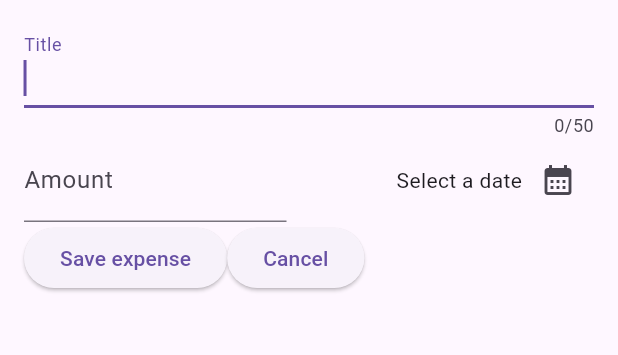
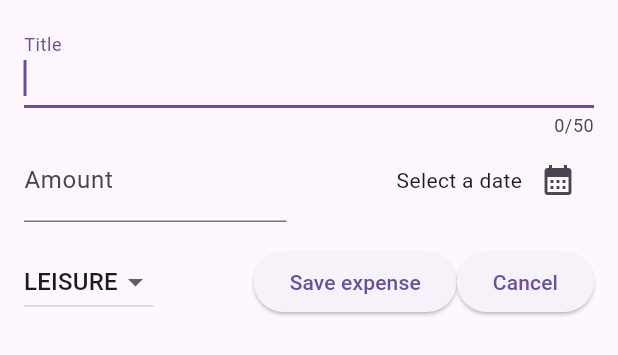
Before and after one commit to Rea97/flutter-course-expense-tracker, a Flutter app: the NewExpense widget shown alone on an empty page, opened directly, on a phone screen of 412 x 824 dp. Shown: the top 355 px of the screen. Run offline on Flutter 3.47's test engine with Material 3 defaults, Android fonts, the phone set to English and light mode, and no system bars.

Commit message:
feat: Add dropdown button with categories

```diff
--- a/lib/components/new_expense.dart
+++ b/lib/components/new_expense.dart
@@ -1,3 +1,4 @@
+import 'package:expense_tracker/models/expense.dart';
 import 'package:flutter/material.dart';
 import 'package:intl/intl.dart';
 
@@ -16,6 +17,7 @@ class _NewExpenseState extends State<NewExpense> {
   final _titleController = TextEditingController();
   final _amountController = TextEditingController();
   DateTime? selectedDate;
+  Category _selectedCategory = Category.leisure;
 
   void dispose() {
     _titleController.dispose();
@@ -68,7 +70,9 @@ class _NewExpenseState extends State<NewExpense> {
                   mainAxisAlignment: MainAxisAlignment.end,
                   crossAxisAlignment: CrossAxisAlignment.center,
                   children: [
-                    Text(selectedDate == null ? 'Select a date' : formatter.format(selectedDate!)),
+                    Text(selectedDate == null
+                        ? 'Select a date'
+                        : formatter.format(selectedDate!)),
                     IconButton(
                         onPressed: _presentDatePicker,
                         icon: Icon(Icons.calendar_month))
@@ -77,8 +81,29 @@ class _NewExpenseState extends State<NewExpense> {
               ),
             ],
           ),
+          SizedBox(height: 16,),
           Row(
             children: [
+              DropdownButton(
+                value: _selectedCategory,
+                  items: Category.values.map(
+                    (e) => DropdownMenuItem(
+                      value: e,
+                      child: Text(e.name.toUpperCase()),
+                    ),
+                  ).toList(),
+                  onChanged: (value) {
+                    print(value);
+                    if(value == null) {
+                      return;
+                    }
+
+                    setState(() {
+                      _selectedCategory = value;
+                    });
+                  }
+              ),
+              Spacer(),
               ElevatedButton(
                 onPressed: () {
                   print('${_titleController.text}:${_amountController.text}');
```
